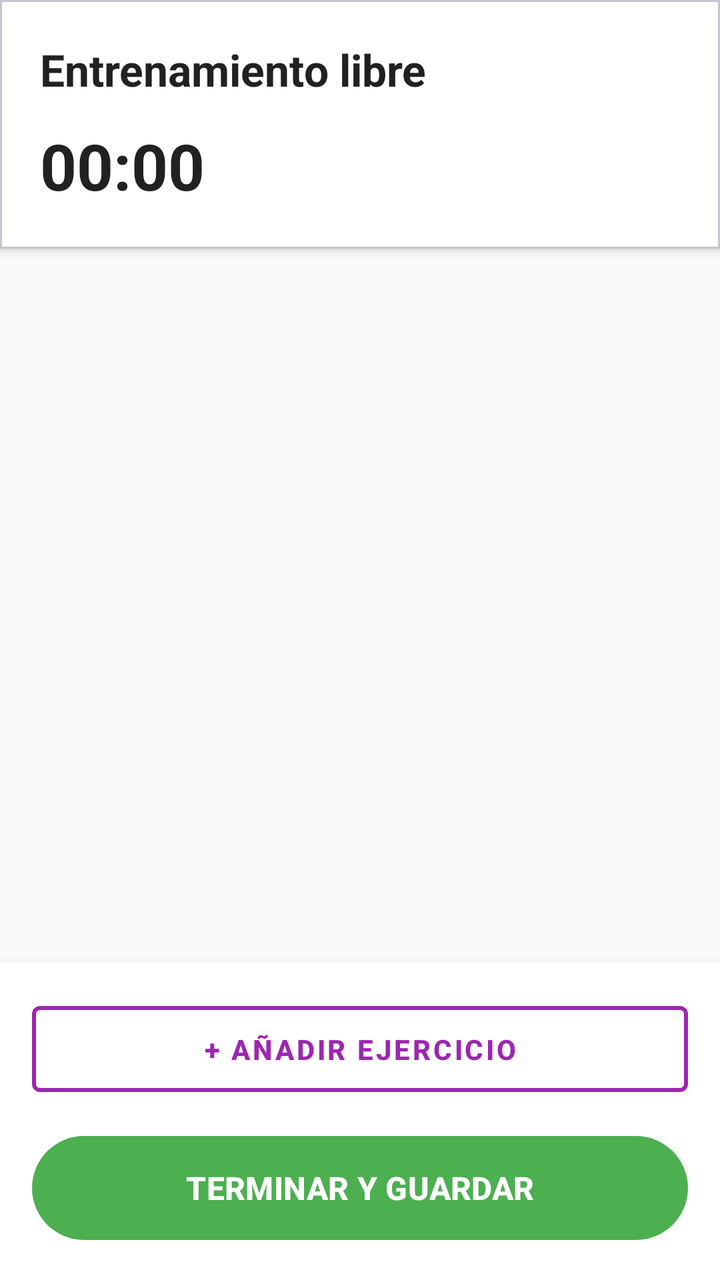
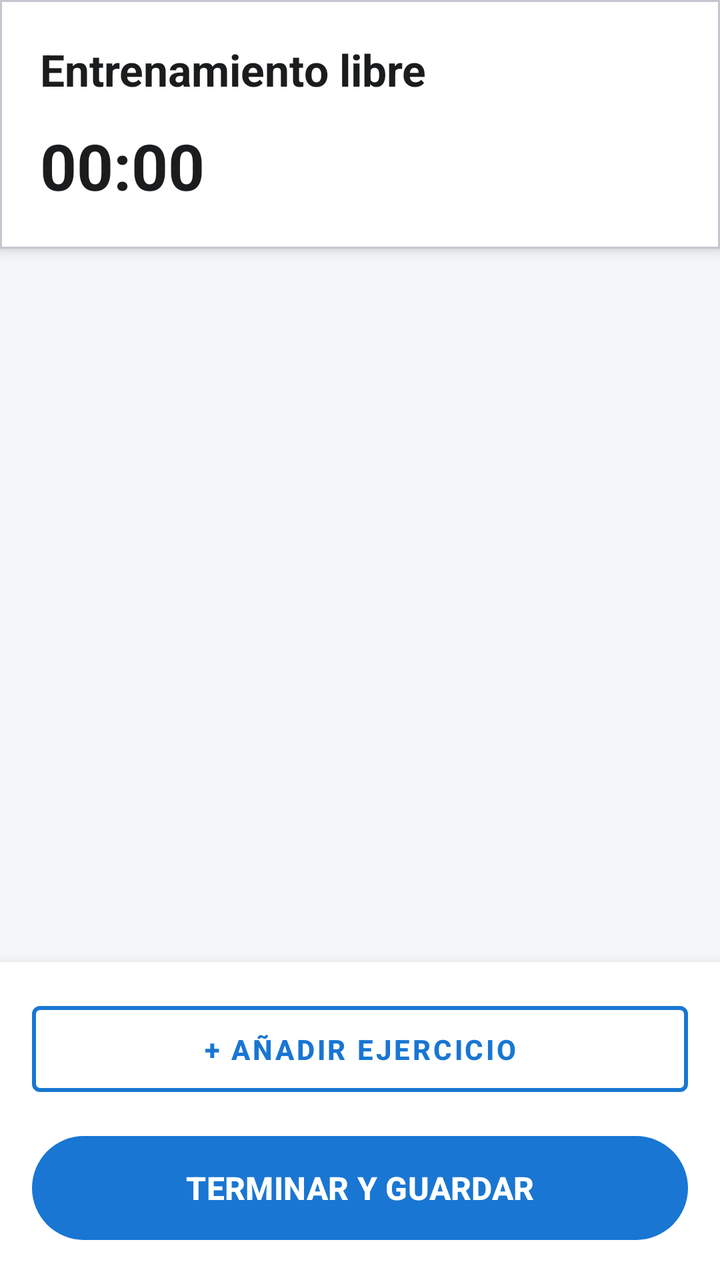

Compare the two renders of this Android layout. The source of the first and the diff that turns it into the second are given below.
<!-- AndroidManifest.xml: application theme Theme.Aplicacion -->
<!-- res/layout/activity_entrenamiento_activo.xml -->
<?xml version="1.0" encoding="utf-8"?>
<FrameLayout xmlns:android="http://schemas.android.com/apk/res/android"
    xmlns:app="http://schemas.android.com/apk/res-auto"
    android:layout_width="match_parent"
    android:layout_height="match_parent">

    <LinearLayout
        android:layout_width="match_parent"
        android:layout_height="match_parent"
        android:orientation="vertical"
        android:background="#FAFAFA">

        <com.google.android.material.card.MaterialCardView
            android:layout_width="match_parent"
            android:layout_height="wrap_content"
            app:cardElevation="4dp"
            app:cardCornerRadius="0dp">

            <LinearLayout
                android:layout_width="match_parent"
                android:layout_height="wrap_content"
                android:orientation="vertical"
                android:padding="20dp"
                android:background="#FFFFFF">

                <TextView
                    android:id="@+id/tvNombreEntrenamiento"
                    android:layout_width="wrap_content"
                    android:layout_height="wrap_content"
                    android:text="Entrenamiento libre"
                    android:textSize="22sp"
                    android:textStyle="bold"
                    android:textColor="#212121"
                    android:layout_marginBottom="12dp"/>

                <Chronometer
                    android:id="@+id/cronometroEntrenamiento"
                    android:layout_width="wrap_content"
                    android:layout_height="wrap_content"
                    android:textColor="#212121"
                    android:textSize="32sp"
                    android:textStyle="bold"/>
            </LinearLayout>
        </com.google.android.material.card.MaterialCardView>

        <ScrollView
            android:layout_width="match_parent"
            android:layout_height="0dp"
            android:layout_weight="1"
            android:clipToPadding="false"
            android:padding="16dp">

            <LinearLayout
                android:id="@+id/llContendorEjercicios"
                android:layout_width="match_parent"
                android:layout_height="wrap_content"
                android:orientation="vertical"
                android:paddingBottom="16dp"/>
        </ScrollView>

        <LinearLayout
            android:layout_width="match_parent"
            android:layout_height="wrap_content"
            android:orientation="vertical"
            android:padding="16dp"
            android:background="#FFFFFF"
            android:elevation="8dp">

            <com.google.android.material.button.MaterialButton
                android:id="@+id/btnAgregarEjercicioEntrenamiento"
                style="@style/Widget.MaterialComponents.Button.OutlinedButton"
                android:layout_width="match_parent"
                android:layout_height="55dp"
                android:text="+ AÑADIR EJERCICIO"
                android:textStyle="bold"
                android:textColor="#9C27B0"
                app:strokeColor="#9C27B0"
                app:strokeWidth="2dp"
                android:layout_marginBottom="12dp"/>

            <com.google.android.material.button.MaterialButton
                android:id="@+id/btnFinalizarEntrenamiento"
                android:layout_width="match_parent"
                android:layout_height="60dp"
                android:text="TERMINAR Y GUARDAR"
                android:textSize="16sp"
                android:textStyle="bold"
                app:backgroundTint="#4CAF50"/>
        </LinearLayout>
    </LinearLayout>

    <LinearLayout
        android:id="@+id/flOverlayDescanso"
        android:layout_width="match_parent"
        android:layout_height="match_parent"
        android:background="#E6000000"
        android:gravity="center"
        android:orientation="vertical"
        android:clickable="true"
        android:focusable="true"
        android:elevation="10dp"
        android:visibility="gone">

        <com.google.android.material.card.MaterialCardView
            android:layout_width="match_parent"
            android:layout_height="wrap_content"
            android:layout_margin="32dp"
            app:cardBackgroundColor="#E8F5E9"
            app:cardCornerRadius="12dp">

            <LinearLayout
                android:layout_width="match_parent"
                android:layout_height="wrap_content"
                android:orientation="vertical"
                android:gravity="center"
                android:padding="24dp">

                <TextView
                    android:layout_width="wrap_content"
                    android:layout_height="wrap_content"
                    android:text="TIEMPO DE RECUPERACIÓN"
                    android:textSize="14sp"
                    android:textStyle="bold"
                    android:textColor="#2E7D32"/>

                <Chronometer
                    android:id="@+id/chronoDescanso"
                    android:layout_width="wrap_content"
                    android:layout_height="wrap_content"
                    android:textSize="48sp"
                    android:textColor="#F44336"
                    android:textStyle="bold"
                    android:layout_marginVertical="16dp"/>

                <com.google.android.material.button.MaterialButton
                    android:id="@+id/btnTerminarDescanso"
                    android:layout_width="wrap_content"
                    android:layout_height="wrap_content"
                    android:text="VOLVER AL LÍO"
                    app:backgroundTint="#4CAF50"/>
            </LinearLayout>
        </com.google.android.material.card.MaterialCardView>
    </LinearLayout>
</FrameLayout>
<!-- resources referenced by this layout -->
<resources>
  <style name="Theme.Aplicacion" parent="Base.Theme.Aplicacion" />
  <style name="Base.Theme.Aplicacion" parent="Theme.Material3.DayNight.NoActionBar">
          
          
      </style>
</resources>

<!-- the commit's change to res/layout/activity_entrenamiento_activo.xml (unified diff, before → after) -->
@@ -8,12 +8,13 @@
         android:layout_width="match_parent"
         android:layout_height="match_parent"
         android:orientation="vertical"
-        android:background="#FAFAFA">
+        android:background="@color/backgroundColor">
 
         <com.google.android.material.card.MaterialCardView
             android:layout_width="match_parent"
             android:layout_height="wrap_content"
             app:cardElevation="4dp"
+            app:cardBackgroundColor="@color/surfaceColor"
             app:cardCornerRadius="0dp">
 
             <LinearLayout
@@ -21,7 +22,7 @@
                 android:layout_height="wrap_content"
                 android:orientation="vertical"
                 android:padding="20dp"
-                android:background="#FFFFFF">
+                >
 
                 <TextView
                     android:id="@+id/tvNombreEntrenamiento"
@@ -30,14 +31,14 @@
                     android:text="Entrenamiento libre"
                     android:textSize="22sp"
                     android:textStyle="bold"
-                    android:textColor="#212121"
+                    android:textColor="@color/textColorPrimary"
                     android:layout_marginBottom="12dp"/>
 
                 <Chronometer
                     android:id="@+id/cronometroEntrenamiento"
                     android:layout_width="wrap_content"
                     android:layout_height="wrap_content"
-                    android:textColor="#212121"
+                    android:textColor="@color/textColorPrimary"
                     android:textSize="32sp"
                     android:textStyle="bold"/>
             </LinearLayout>
@@ -63,7 +64,7 @@
             android:layout_height="wrap_content"
             android:orientation="vertical"
             android:padding="16dp"
-            android:background="#FFFFFF"
+            android:background="@color/surfaceColor"
             android:elevation="8dp">
 
             <com.google.android.material.button.MaterialButton
@@ -73,8 +74,8 @@
                 android:layout_height="55dp"
                 android:text="+ AÑADIR EJERCICIO"
                 android:textStyle="bold"
-                android:textColor="#9C27B0"
-                app:strokeColor="#9C27B0"
+                android:textColor="@color/primaryColor"
+                app:strokeColor="@color/primaryColor"
                 app:strokeWidth="2dp"
                 android:layout_marginBottom="12dp"/>
 
@@ -85,7 +86,8 @@
                 android:text="TERMINAR Y GUARDAR"
                 android:textSize="16sp"
                 android:textStyle="bold"
-                app:backgroundTint="#4CAF50"/>
+                android:textColor="#FFFFFF"
+                app:backgroundTint="@color/primaryColor"/>
         </LinearLayout>
     </LinearLayout>
 
@@ -121,14 +123,14 @@
                     android:text="TIEMPO DE RECUPERACIÓN"
                     android:textSize="14sp"
                     android:textStyle="bold"
-                    android:textColor="#2E7D32"/>
+                    android:textColor="@color/textColorSecondary"/>
 
                 <Chronometer
                     android:id="@+id/chronoDescanso"
                     android:layout_width="wrap_content"
                     android:layout_height="wrap_content"
                     android:textSize="48sp"
-                    android:textColor="#F44336"
+                    android:textColor="@color/textColorPrimary"
                     android:textStyle="bold"
                     android:layout_marginVertical="16dp"/>
 
@@ -137,7 +139,8 @@
                     android:layout_width="wrap_content"
                     android:layout_height="wrap_content"
                     android:text="VOLVER AL LÍO"
-                    app:backgroundTint="#4CAF50"/>
+                    android:textColor="#FFFFFF"
+                    app:backgroundTint="@color/primaryColor"/>
             </LinearLayout>
         </com.google.android.material.card.MaterialCardView>
     </LinearLayout>
<!-- resource entries referenced after the edit -->
@@ -1,5 +1,10 @@
 <!-- resources referenced by this layout -->
 <resources>
+  <color name="backgroundColor">#F4F6F8</color>
+  <color name="primaryColor">#1976D2</color>
+  <color name="surfaceColor">#FFFFFF</color>
+  <color name="textColorPrimary">#1A1C1E</color>
+  <color name="textColorSecondary">#5F6368</color>
   <style name="Theme.Aplicacion" parent="Base.Theme.Aplicacion" />
   <style name="Base.Theme.Aplicacion" parent="Theme.Material3.DayNight.NoActionBar">
           
